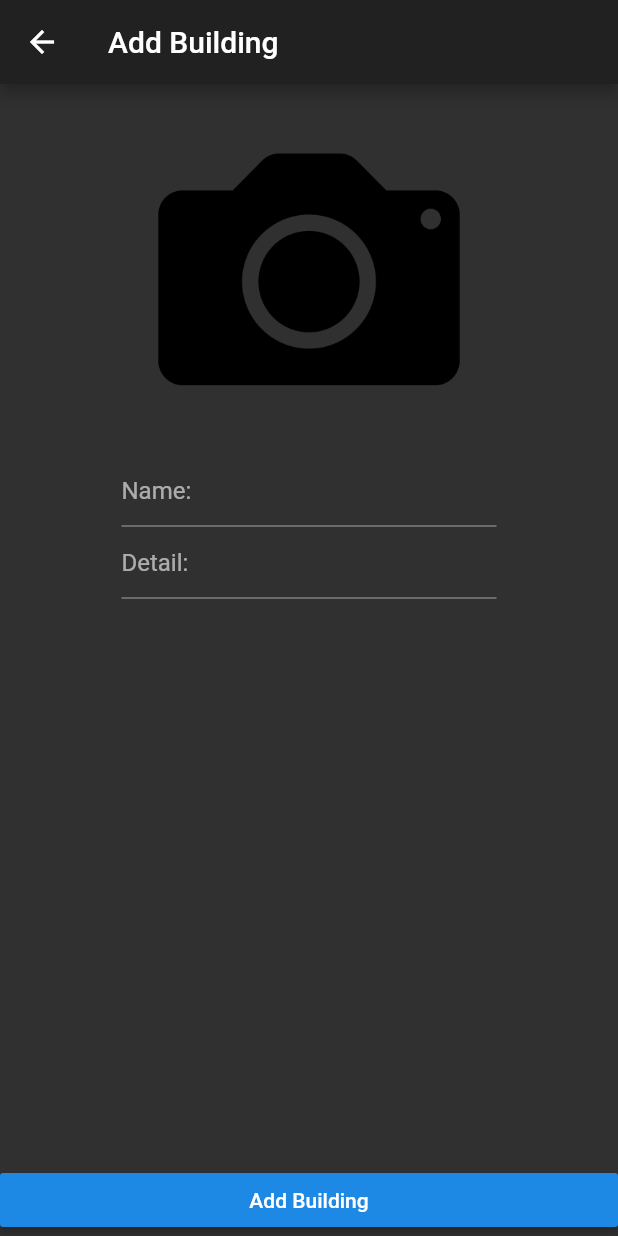
After one commit to rutpte/flutter_projecta, a Flutter app: the MyServices screen opened directly, after a tap on the "add" icon, on a phone screen of 412 x 824 dp. The commit adds this screen. Run offline on Flutter 3.47's test engine with Material 2 defaults, Android fonts, the phone set to English and light mode, and no system bars; our stand-ins replace dio, google_fonts, image_picker.

Commit message:
detail form

```diff
--- a/lib/main.dart
+++ b/lib/main.dart
@@ -11,7 +11,7 @@ void main() {
 class MyApp extends StatelessWidget {
   @override
   Widget build(BuildContext context) {
-    return MaterialApp(
+    return MaterialApp(theme: ThemeData(brightness: Brightness.dark),
       home: Authen(),
     );
   }
--- /dev/null
+++ b/lib/models/user_model.dart
@@ -0,0 +1,17 @@
+class UserModel {
+  //field
+
+  String id, name, user, password, avatar;
+
+  //method
+  //--> contractor
+  UserModel(this.id, this.name, this.user, this.password, this.avatar);
+
+  UserModel.fromJson(Map<String, dynamic> map) {
+    id = map['id'];
+    name = map['Name'];
+    user = map['User'];
+    password = map['Password'];
+    avatar = map['Avatar'];
+  }
+}
--- /dev/null
+++ b/lib/screens/add_building.dart
@@ -0,0 +1,83 @@
+import 'package:flutter/material.dart';
+
+class AddBuilding extends StatefulWidget {
+  @override
+  _AddBuildingState createState() => _AddBuildingState();
+}
+
+class _AddBuildingState extends State<AddBuilding> {
+  //field
+
+  //method
+  Widget addBuildingButton() {
+    return Column(
+      mainAxisAlignment: MainAxisAlignment.end, //make it to buttom.
+      children: <Widget>[
+        Container(
+          width:
+              MediaQuery.of(context).size.width, //make full size buttom on row
+          child: RaisedButton(
+            child: Text('Add Building'),
+            onPressed: () {
+              print('click add building');
+            },
+          ),
+        ),
+      ],
+    );
+  }
+
+  //-------------------------------------------
+  Widget showImage() {
+    return Container(
+      width: MediaQuery.of(context).size.width,
+      height: MediaQuery.of(context).size.height * 0.3,
+      child: Image.asset('images/camera.png'),
+    );
+  }
+
+  //-------------------------------------------
+  Widget nameText() {
+    return Container(
+      width: 250,
+      child: TextField(
+        decoration: InputDecoration(hintText: 'Name:'),
+      ),
+    );
+  }
+
+  //-------------------------------------------
+  Widget detailText() {
+    return Container(
+      width: 250,
+      child: TextField(
+        decoration: InputDecoration(hintText: 'Detail:'),
+      ),
+    );
+  }
+  //-------------------------------------------
+  //map
+  //-------------------------------------------
+  Widget myContent() {
+    return Column(
+      children: <Widget>[
+        showImage(),
+        nameText(),
+        detailText(),
+      ],
+    );
+  }
+
+  //-------------------------------------------
+  @override
+  Widget build(BuildContext context) {
+    return Scaffold(
+      appBar: AppBar(
+        title: Text('Add Building'),
+      ),
+      body: Stack(
+        children: <Widget>[myContent(), addBuildingButton()],
+      ),
+    );
+  }
+}
--- /dev/null
+++ b/lib/screens/my_service.dart
@@ -0,0 +1,29 @@
+import 'package:flutter/material.dart';
+import 'package:projecta/widget/list_building.dart';
+
+class MyServices extends StatefulWidget {
+  @override
+  _MyServicesState createState() => _MyServicesState();
+}
+
+class _MyServicesState extends State<MyServices> {
+
+  //field
+  Widget currentWidget = ListBuilding();
+
+  //method
+  //--> menu
+  Widget showDrawer(){
+    return Drawer();
+  }
+  @override
+  Widget build(BuildContext context) {
+    return Scaffold(
+      appBar: AppBar(
+        title: Text('my services'),
+      )
+      ,drawer: showDrawer()//menu
+      ,body: currentWidget,
+    );
+  }
+}
--- /dev/null
+++ b/lib/widget/list_building.dart
@@ -0,0 +1,76 @@
+import 'package:flutter/material.dart';
+import 'package:projecta/screens/add_building.dart';
+
+class ListBuilding extends StatefulWidget {
+  @override
+  _ListBuildingState createState() => _ListBuildingState();
+}
+
+class _ListBuildingState extends State<ListBuilding> {
+  //field
+
+  //method
+  Widget addBuildingButtton() {
+    return Column(
+      mainAxisAlignment: MainAxisAlignment.end,
+      children: <Widget>[
+        Row(
+          mainAxisAlignment: MainAxisAlignment.end,
+          children: <Widget>[
+            Container(
+              margin: EdgeInsets.only(
+                right: 20.0,
+                bottom: 20.0,
+              ),
+              child: FloatingActionButton(
+                //--> postion absolube.
+                child: Icon(Icons.add),
+                onPressed: () {
+                  //--get page add Building.
+                  MaterialPageRoute materialPageRoute = MaterialPageRoute(builder: (BuildContext context){return AddBuilding();});
+
+                  //--> draw page that can go black.
+                  Navigator.of(context).push(materialPageRoute);
+                },
+              ),
+            ),
+          ],
+        ),
+      ],
+    );
+  }
+
+  //-------------------------------
+  Widget showListView() {
+    return ListView(
+      children: <Widget>[
+        Text('xxxxx'),
+        Text('xxxxx'),
+        Text('xxxxx'),
+        Text('xxxxx'),
+        Text('xxxxx'),
+        Text('xxxxx'),
+        Text('xxxxx'),
+        Text('xxxxx'),
+        Text('xxxxx'),
+        Text('xxxxx'),
+        Text('xxxxx'),
+        Text('xxxxx'),
+        Text('xxxxx'),
+        Text('xxxxx'),
+        Text('xxxxx'),
+      ],
+    );
+  }
+
+  //-------------------------------
+  @override
+  Widget build(BuildContext context) {
+    return Stack(
+      children: <Widget>[
+        showListView(),
+        addBuildingButtton(),
+      ],
+    );
+  }
+}
--- a/pubspec.yaml
+++ b/pubspec.yaml
@@ -47,6 +47,7 @@ flutter:
   assets:
   - images/logo.png
   - images/avatar.png
+  - images/camera.png
 
   # An image asset can refer to one or more resolution-specific "variants", see
   # https://flutter.dev/assets-and-images/#resolution-aware.
```
Also changed, not shown: lib/screens/authen.dart (+76 -13 lines), images/camera.png (added).
